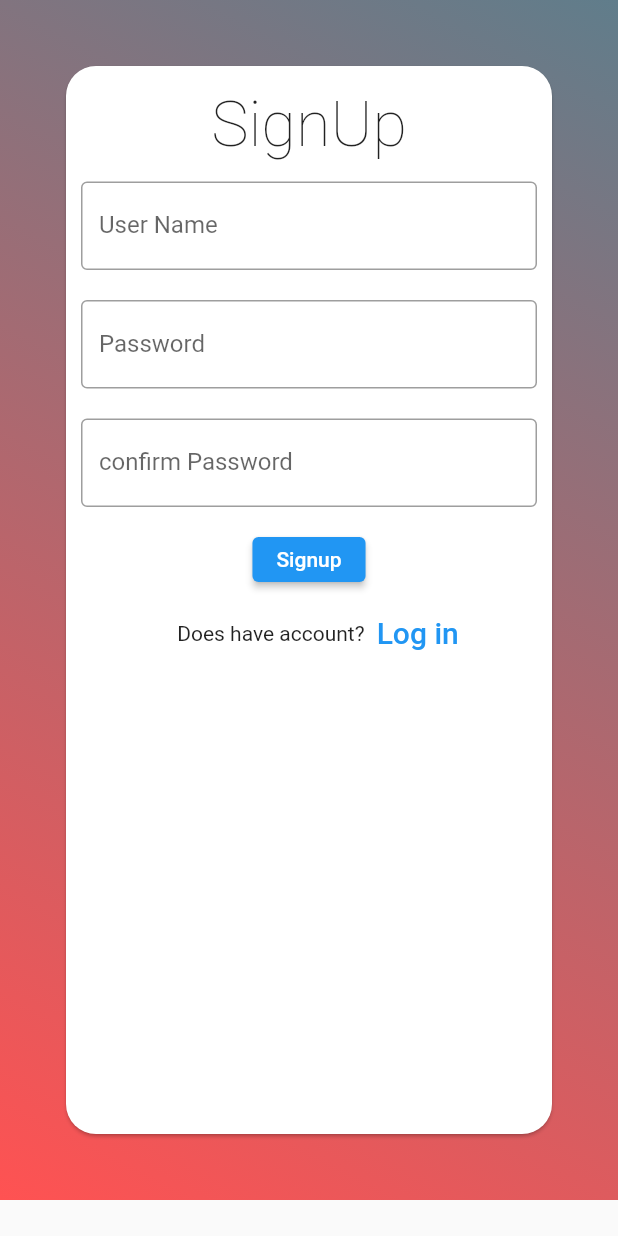
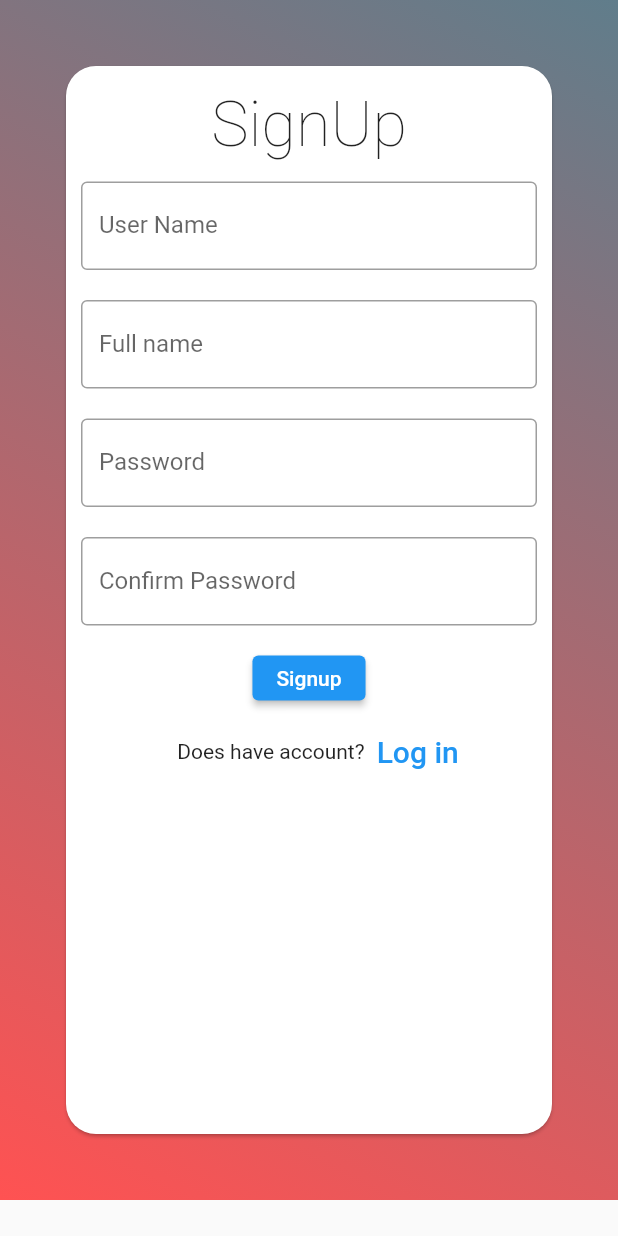
Before and after one commit to mansidesai18/App_for_GateExam, a Flutter app: the signup screen opened directly, on a phone screen of 412 x 824 dp. Run offline on Flutter 3.47's test engine with Material 2 defaults, Android fonts, the phone set to English and light mode, and no system bars.

Commit message:
sec_commit

```diff
--- a/lib/signup.dart
+++ b/lib/signup.dart
@@ -11,6 +11,7 @@ class signup extends StatefulWidget {
 
 class _signupState extends State<signup> {
   TextEditingController nameController = TextEditingController();
+  TextEditingController fullnameController = TextEditingController();
   TextEditingController passwordController = TextEditingController();
   TextEditingController passwordCController = TextEditingController();
   @override
@@ -58,6 +59,16 @@ class _signupState extends State<signup> {
             Container(
               padding: const EdgeInsets.all(10),
               child: TextField(
+                controller: fullnameController,
+                decoration: const InputDecoration(
+                  border: OutlineInputBorder(),
+                  labelText: 'Full name',
+                ),
+              ),
+            ),
+            Container(
+              padding: const EdgeInsets.all(10),
+              child: TextField(
                 obscureText: true,
                 controller: passwordController,
                 decoration: const InputDecoration(
@@ -73,7 +84,7 @@ class _signupState extends State<signup> {
                 controller: passwordCController,
                 decoration: const InputDecoration(
                   border: OutlineInputBorder(),
-                  labelText: 'confirm Password',
+                  labelText: 'Confirm Password',
                 ),
               ),
             ),
@@ -86,6 +97,10 @@ class _signupState extends State<signup> {
                   print(nameController.text);
                   print(passwordController.text);
                   print(passwordCController.text);
+                  Navigator.push(
+                    context,
+                    MaterialPageRoute(builder: (context) => module()),
+                  );
                 },
               ),
             ),
```
Also changed, not shown: lib/mainpage.dart (+45 -1 lines).
